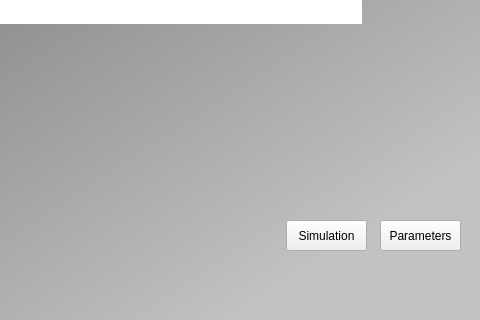
Before: the Qt Designer form PrincipalScreen.ui in rigoletiny/ovos_moles_gui, drawn with Qt 5; both pictures show x 720 to 1200 and y 480 to 800 of the 1200 by 800 pixel window.
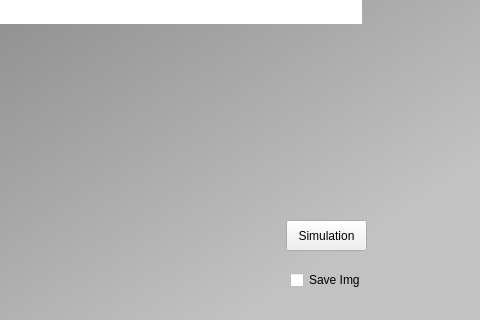
After: the same form once the commit is applied.

Commit message: Adding logic to save img

Diff of the .ui file:
```diff
--- a/PrincipalScreen.ui
+++ b/PrincipalScreen.ui
@@ -160,17 +160,17 @@
      <string>Simulation</string>
     </property>
    </widget>
-   <widget class="QToolButton" name="parametersButton">
+   <widget class="QCheckBox" name="SaveBox">
     <property name="geometry">
      <rect>
-      <x>1100</x>
-      <y>700</y>
-      <width>81</width>
-      <height>31</height>
+      <x>1010</x>
+      <y>750</y>
+      <width>77</width>
+      <height>20</height>
      </rect>
     </property>
     <property name="text">
-     <string>Parameters</string>
+     <string>Save Img</string>
     </property>
    </widget>
   </widget>
```
Left out of the diff: 4 changed lines with no effect on the pictures. The commit also changes 2 other files.
